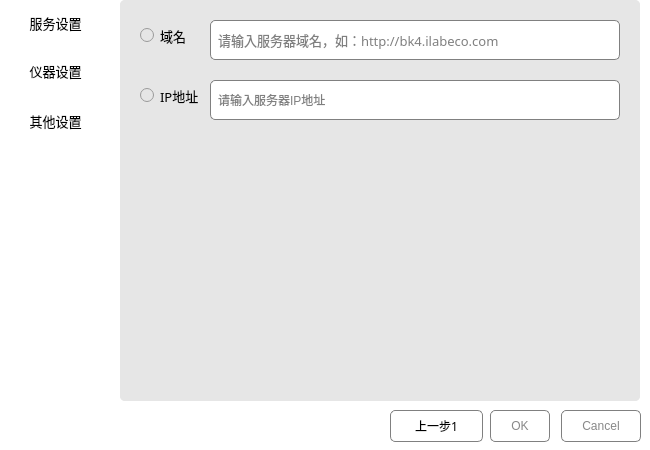
Before: the Qt Designer form settingdialog.ui in zhaojinting/ysalogin, drawn with Qt 5.
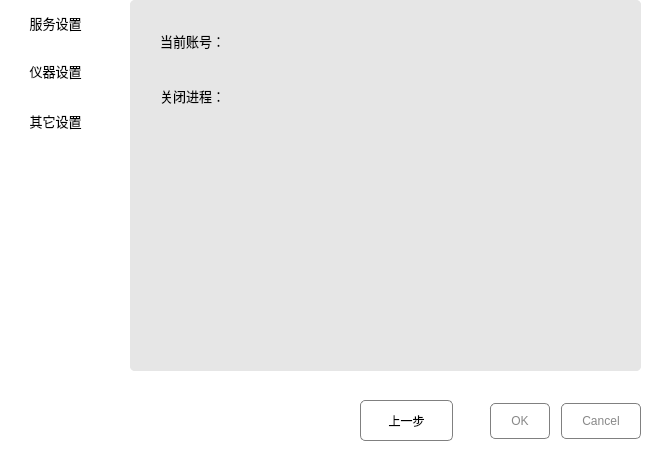
After: the same form once the commit is applied. The open tabs and pages were chosen to show the change.

Commit message: 修改系统设置界面

Diff of the .ui file:
```diff
--- a/settingdialog.ui
+++ b/settingdialog.ui
@@ -118,10 +118,10 @@
   <widget class="QStackedWidget" name="stackedWidget">
    <property name="geometry">
     <rect>
-     <x>120</x>
+     <x>130</x>
      <y>0</y>
-     <width>520</width>
-     <height>401</height>
+     <width>511</width>
+     <height>371</height>
     </rect>
    </property>
    <property name="styleSheet">
@@ -136,7 +136,7 @@
      <property name="geometry">
       <rect>
        <x>90</x>
-       <y>80</y>
+       <y>140</y>
        <width>410</width>
        <height>40</height>
       </rect>
@@ -155,8 +155,8 @@
      <property name="geometry">
       <rect>
        <x>20</x>
-       <y>20</y>
-       <width>51</width>
+       <y>40</y>
+       <width>61</width>
        <height>31</height>
       </rect>
      </property>
@@ -182,7 +182,7 @@
      <property name="geometry">
       <rect>
        <x>20</x>
-       <y>80</y>
+       <y>140</y>
        <width>61</width>
        <height>31</height>
       </rect>
@@ -206,7 +206,7 @@
      <property name="geometry">
       <rect>
        <x>90</x>
-       <y>20</y>
+       <y>40</y>
        <width>410</width>
        <height>40</height>
       </rect>
@@ -314,14 +314,68 @@
      </property>
     </widget>
    </widget>
+   <widget class="QWidget" name="page_4">
+    <widget class="QLabel" name="label">
+     <property name="geometry">
+      <rect>
+       <x>30</x>
+       <y>20</y>
+       <width>91</width>
+       <height>41</height>
+      </rect>
+     </property>
+     <property name="font">
+      <font>
+       <family>宋体</family>
+       <pointsize>10</pointsize>
+       <weight>50</weight>
+       <bold>false</bold>
+      </font>
+     </property>
+     <property name="text">
+      <string>当前账号：</string>
+     </property>
+    </widget>
+    <widget class="QLabel" name="label_2">
+     <property name="geometry">
+      <rect>
+       <x>30</x>
+       <y>80</y>
+       <width>91</width>
+       <height>31</height>
+      </rect>
+     </property>
+     <property name="font">
+      <font>
+       <family>宋体</family>
+       <pointsize>10</pointsize>
+       <weight>50</weight>
+       <bold>false</bold>
+      </font>
+     </property>
+     <property name="text">
+      <string>关闭进程：</string>
+     </property>
+    </widget>
+    <widget class="QListWidget" name="listWidget">
+     <property name="geometry">
+      <rect>
+       <x>120</x>
+       <y>80</y>
+       <width>256</width>
+       <height>192</height>
+      </rect>
+     </property>
+    </widget>
+   </widget>
   </widget>
   <widget class="QPushButton" name="pushButton">
    <property name="geometry">
     <rect>
-     <x>390</x>
-     <y>410</y>
+     <x>360</x>
+     <y>400</y>
      <width>93</width>
-     <height>32</height>
+     <height>41</height>
     </rect>
    </property>
    <property name="font">
@@ -352,21 +406,21 @@
 }</string>
    </property>
    <property name="text">
-    <string>上一步1</string>
+    <string>上一步</string>
    </property>
   </widget>
   <widget class="QDialogButtonBox" name="buttonBox">
    <property name="geometry">
     <rect>
-     <x>440</x>
-     <y>410</y>
-     <width>201</width>
-     <height>32</height>
+     <x>460</x>
+     <y>401</y>
+     <width>181</width>
+     <height>41</height>
     </rect>
    </property>
    <property name="font">
     <font>
-     <family>微软雅黑</family>
+     <family>宋体</family>
      <pointsize>9</pointsize>
      <weight>50</weight>
      <italic>false</italic>
@@ -442,7 +496,7 @@
 }</string>
    </property>
    <property name="text">
-    <string>其他设置</string>
+    <string>其它设置</string>
    </property>
    <property name="checkable">
     <bool>false</bool>
```
Left out of the diff: 11 changed lines with no effect on the pictures. The commit also changes 12 other files.
